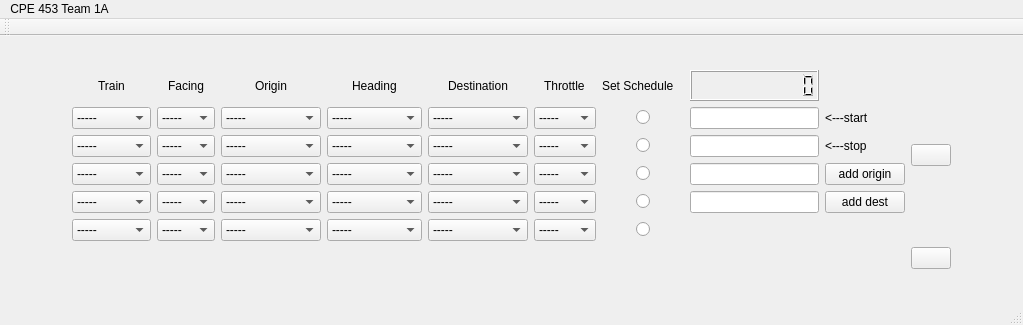
First picture: the form in mainwindow.ui, repository ronb3g/train1a, before the edit.
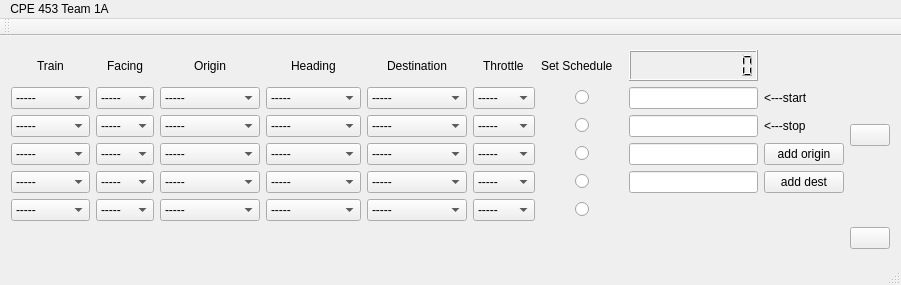
Second picture: the form after the edit.

Commit message: Ready for Sprint 3 presentation

```diff
--- a/mainwindow.ui
+++ b/mainwindow.ui
@@ -6,8 +6,8 @@
    <rect>
     <x>0</x>
     <y>0</y>
-    <width>1023</width>
-    <height>325</height>
+    <width>833</width>
+    <height>285</height>
    </rect>
   </property>
   <property name="windowTitle">
@@ -1211,8 +1211,8 @@
     <rect>
      <x>0</x>
      <y>0</y>
-     <width>1023</width>
-     <height>25</height>
+     <width>833</width>
+     <height>21</height>
     </rect>
    </property>
    <widget class="QMenu" name="menuCPE_453_Team_1A">
```
Left out of the diff: 50 changed lines with no effect on the pictures. The commit also changes 2 other files.
